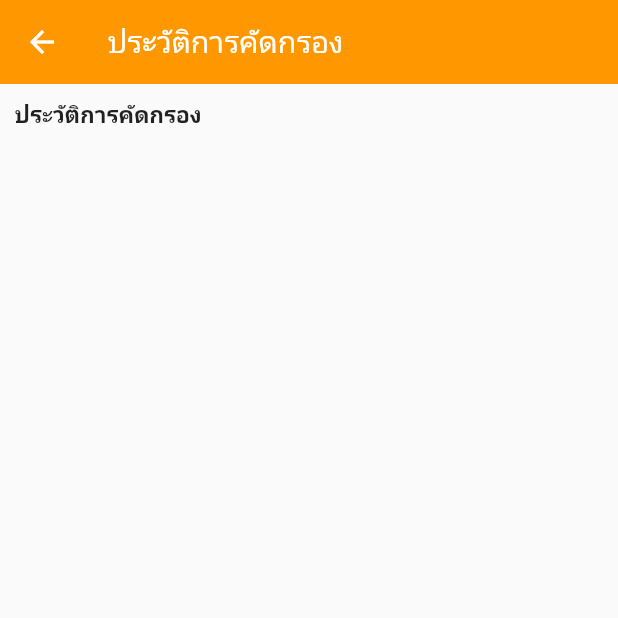
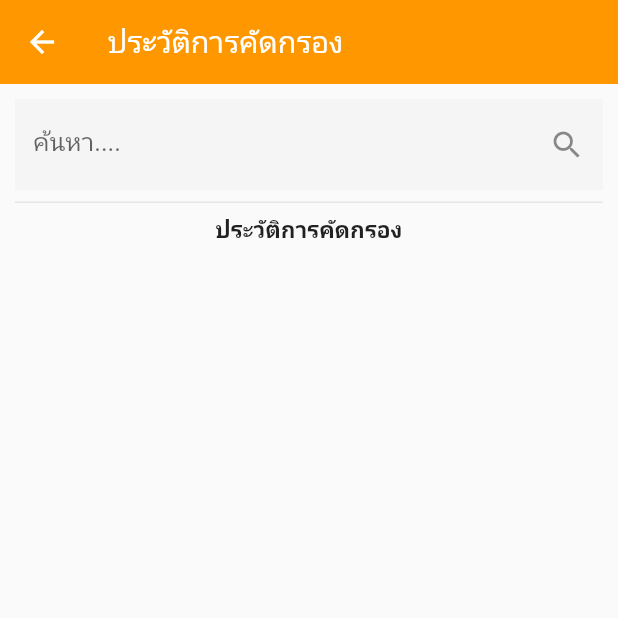
Before and after one commit to siteslave/sk-covid-self-quarantine, a Flutter app: the HomePage screen opened directly, after a tap on "View Screening", on a phone screen of 412 x 824 dp, the top half of it. Run offline on Flutter 3.47's test engine with Material 2 defaults, Android fonts, the phone set to English and light mode, and no system bars; our stand-ins replace dio, flutter_secure_storage, image_picker, jwt_decoder, permission_handler, pretty_dio_logger; accounts and stored records are empty; network calls fail.

Commit message:
add search

```diff
--- a/lib/Api.dart
+++ b/lib/Api.dart
@@ -34,8 +34,10 @@ class Api {
     });
   }
 
-  Future<Response> getScreening(String token) async {
-    String path = '/api/quarantine/screening';
+  Future<Response> getScreening(String token, [String temp]) async {
+
+    String query = temp != null ? temp : '';
+    String path = '/api/quarantine/screening?query=$query';
 
     return await dio.get(path,
         options: Options(
--- a/lib/pages/ScreeningHistory.dart
+++ b/lib/pages/ScreeningHistory.dart
@@ -17,11 +17,14 @@ class _ScreeningHistoryState extends State<ScreeningHistory> {
   final storage = new FlutterSecureStorage();
   List items = [];
 
+  TextEditingController ctrlQuery = TextEditingController();
+
   Future getScreening() async {
     try {
       String token = await storage.read(key: "token");
 
-      Response rs = await api.getScreening(token);
+      String query = ctrlQuery.text ?? '';
+      Response rs = await api.getScreening(token, query);
 
       if (rs.statusCode == 200) {
         setState(() {
@@ -59,9 +62,29 @@ class _ScreeningHistoryState extends State<ScreeningHistory> {
         children: [
           Padding(
             padding: const EdgeInsets.all(10),
-            child: Text(
-              'ประวัติการคัดกรอง',
-              style: TextStyle(fontWeight: FontWeight.bold),
+            child: Column(
+              children: [
+                TextFormField(
+                  controller: ctrlQuery,
+                  onFieldSubmitted: (value) {
+                    getScreening();
+                  },
+                  decoration: InputDecoration(
+                    border: InputBorder.none,
+                    filled: true,
+                    fillColor: Colors.grey[100],
+                    labelText: 'ค้นหา....',
+                    suffixIcon: IconButton(icon: Icon(Icons.search), onPressed: () {
+                      getScreening();
+                    },)
+                  ),
+                ),
+                Divider(),
+                Text(
+                  'ประวัติการคัดกรอง',
+                  style: TextStyle(fontWeight: FontWeight.bold),
+                ),
+              ],
             ),
           ),
           Expanded(
```
